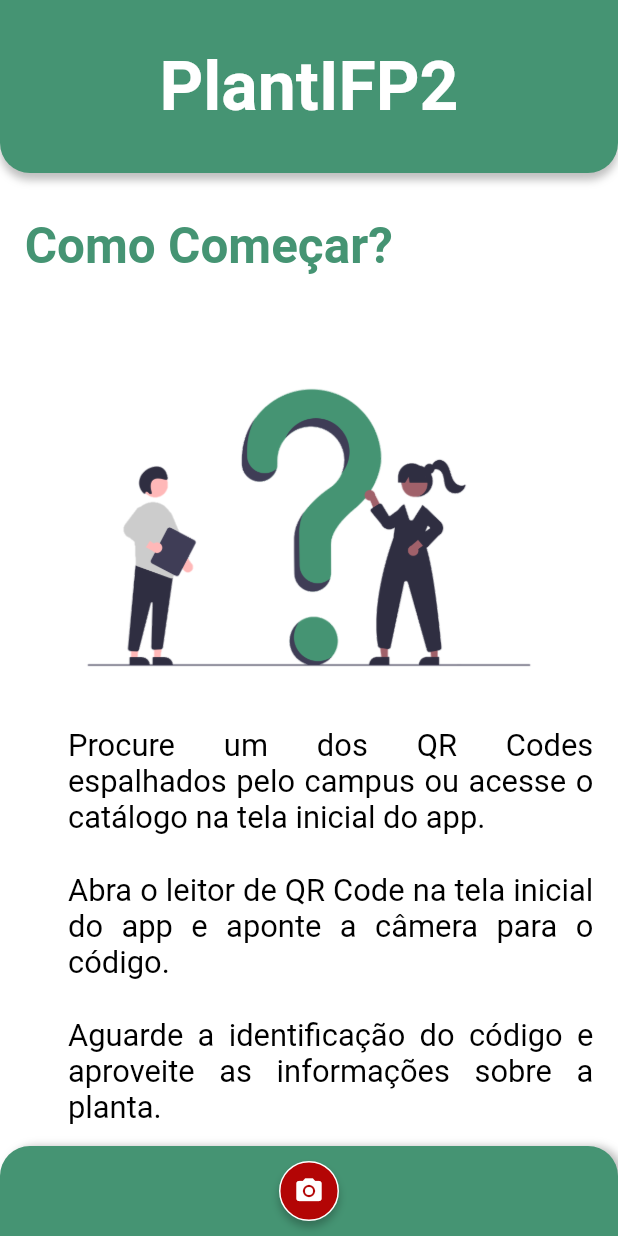
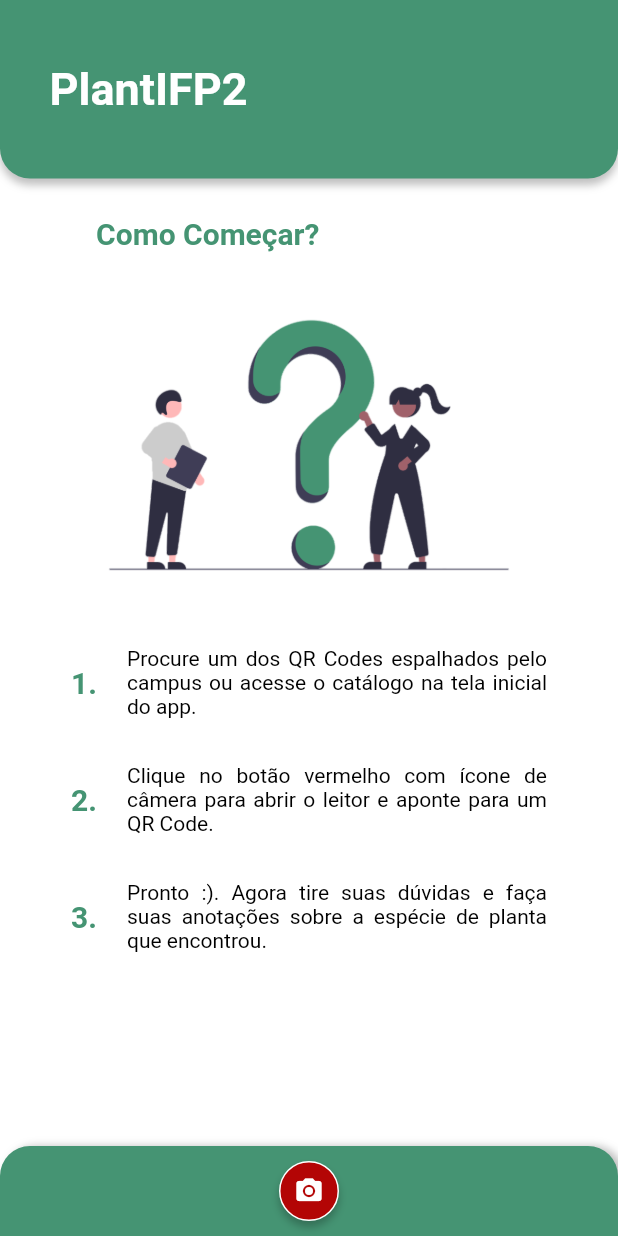
Before and after one commit to AbdeIF/PlantIFP2, a Flutter app: the TelaTutorial screen opened directly, on a phone screen of 412 x 824 dp. Run offline on Flutter 3.47's test engine with Material 2 defaults, Android fonts, the phone set to English and light mode, and no system bars; missing offline and left inert: flutter_barcode_scanner.

Commit message:
Revert "ajustando a responsividade da T tutorial"

```diff
--- a/lib/TelaTutorial.dart
+++ b/lib/TelaTutorial.dart
@@ -21,7 +21,7 @@ class TelaTutorial extends StatelessWidget {
 
             child: Container(
               width: screenWidth,
-              height: 0.14 * screenHeight,
+              height: 119,
               decoration: BoxDecoration(
                 color: Color(0xFF459473),
                 borderRadius: BorderRadius.only(
@@ -36,31 +36,36 @@ class TelaTutorial extends StatelessWidget {
                   ),
                 ],
               ),
-              child: Center(
+            ),
+          ),
+          Positioned(
+            top: 42,
+            left: 33,
             child: Text(
               'PlantIFP2',
               style: TextStyle(
-                    fontSize: 0.055 * screenHeight,
+                fontSize: 30,
                 fontWeight: FontWeight.bold,
                 color: Colors.white,
               ),
             ),
           ),
-            ),
-          ),
           Positioned(
-            top: 0.16 * screenHeight,
+            // Conteúdo principal
+
+            top: 129,
             left: 0,
             right: 0,
             bottom: 0,
-            child: ListView(
-              padding: EdgeInsets.symmetric(horizontal: 0.04 * screenWidth),
+            child: Column(
               children: [
-                SizedBox(height: 0.015 * screenHeight),
-                Text(
+                Container(
+                  margin: const EdgeInsets.only(
+                      left: 0, top: 15, right: 135, bottom: 0),
+                  child: Text(
                     'Como Começar?',
-                  style: TextStyle(
-                    fontSize: 0.04 * screenHeight,
+                    style: const TextStyle(
+                      fontSize: 20,
                       fontWeight: FontWeight.bold,
                       color: Color(0xFF459473),
                     ),
@@ -68,27 +73,32 @@ class TelaTutorial extends StatelessWidget {
                     overflow: TextOverflow.ellipsis,
                     textAlign: TextAlign.left,
                   ),
-                SizedBox(height: 0.03 * screenHeight),
+                ),
                 Container(
-                  decoration: BoxDecoration(
+                  child: Container(
+                    margin: const EdgeInsets.only(left: 35, right: 35),
+                    decoration: const BoxDecoration(
                       borderRadius: BorderRadius.all(Radius.circular(20)),
                     ),
                     child: Image.asset(
                       'images/help.png',
-                    width: 0.8 * screenWidth,
+                      width: 400,
                       fit: BoxFit.cover,
                     ),
                   ),
-                SizedBox(height: 0.016 * screenHeight),
-                Row(
-                  mainAxisAlignment: MainAxisAlignment.start,
+                ),
+                SizedBox(height: 16),
+                Container(
+                  margin: const EdgeInsets.only(top: 10, left: 35, right: 35),
+                  child: Row(
+                    mainAxisAlignment: MainAxisAlignment.spaceEvenly,
                     children: [
                       Container(
-                      width: 0.05 * screenWidth,
+                        width: 25,
                         child: Text(
                           '1.',
-                        style: TextStyle(
-                          fontSize: 0.04 * screenHeight,
+                          style: const TextStyle(
+                            fontSize: 20,
                             fontWeight: FontWeight.bold,
                             color: Color(0xFF459473),
                           ),
@@ -96,12 +106,12 @@ class TelaTutorial extends StatelessWidget {
                           overflow: TextOverflow.ellipsis,
                         ),
                       ),
-                    SizedBox(width: 0.02 * screenWidth),
-                    Expanded(
+                      Container(
+                        width: 280,
                         child: Text(
                           'Procure um dos QR Codes espalhados pelo campus ou acesse o catálogo na tela inicial do app.',
-                        style: TextStyle(
-                          fontSize: 0.025 * screenHeight,
+                          style: const TextStyle(
+                            fontSize: 14,
                             fontWeight: FontWeight.normal,
                             color: Colors.black,
                           ),
@@ -109,19 +119,21 @@ class TelaTutorial extends StatelessWidget {
                           overflow: TextOverflow.ellipsis,
                           textAlign: TextAlign.justify,
                         ),
-                    ),
+                      )
                     ],
                   ),
-                SizedBox(height: 0.03 * screenHeight),
-                Row(
-                  mainAxisAlignment: MainAxisAlignment.start,
+                ),
+                Container(
+                  margin: const EdgeInsets.only(top: 30, left: 35, right: 35),
+                  child: Row(
+                    mainAxisAlignment: MainAxisAlignment.spaceEvenly,
                     children: [
                       Container(
-                      width: 0.05 * screenWidth,
+                        width: 25,
                         child: Text(
                           '2.',
-                        style: TextStyle(
-                          fontSize: 0.04 * screenHeight,
+                          style: const TextStyle(
+                            fontSize: 20,
                             fontWeight: FontWeight.bold,
                             color: Color(0xFF459473),
                           ),
@@ -129,12 +141,12 @@ class TelaTutorial extends StatelessWidget {
                           overflow: TextOverflow.ellipsis,
                         ),
                       ),
-                    SizedBox(width: 0.02 * screenWidth),
-                    Expanded(
+                      Container(
+                        width: 280,
                         child: Text(
-                        'Abra o leitor de QR Code na tela inicial do app e aponte a câmera para o código.',
-                        style: TextStyle(
-                          fontSize: 0.025 * screenHeight,
+                          'Clique no botão vermelho com ícone de câmera para abrir o leitor e aponte para um QR Code.',
+                          style: const TextStyle(
+                            fontSize: 14,
                             fontWeight: FontWeight.normal,
                             color: Colors.black,
                           ),
@@ -142,19 +154,21 @@ class TelaTutorial extends StatelessWidget {
                           overflow: TextOverflow.ellipsis,
                           textAlign: TextAlign.justify,
                         ),
-                    ),
+                      )
                     ],
                   ),
-                SizedBox(height: 0.03 * screenHeight),
-                Row(
-                  mainAxisAlignment: MainAxisAlignment.start,
+                ),
+                Container(
+                  margin: const EdgeInsets.only(top: 30, left: 35, right: 35),
+                  child: Row(
+                    mainAxisAlignment: MainAxisAlignment.spaceEvenly,
                     children: [
                       Container(
-                      width: 0.05 * screenWidth,
+                        width: 25,
                         child: Text(
                           '3.',
-                        style: TextStyle(
-                          fontSize: 0.04 * screenHeight,
+                          style: const TextStyle(
+                            fontSize: 20,
                             fontWeight: FontWeight.bold,
                             color: Color(0xFF459473),
                           ),
@@ -162,12 +176,12 @@ class TelaTutorial extends StatelessWidget {
                           overflow: TextOverflow.ellipsis,
                         ),
                       ),
-                    SizedBox(width: 0.02 * screenWidth),
-                    Expanded(
+                      Container(
+                        width: 280,
                         child: Text(
-                        'Aguarde a identificação do código e aproveite as informações sobre a planta.',
-                        style: TextStyle(
-                          fontSize: 0.025 * screenHeight,
+                          'Pronto :). Agora tire suas dúvidas e faça suas anotações sobre a espécie de planta que encontrou.',
+                          style: const TextStyle(
+                            fontSize: 14,
                             fontWeight: FontWeight.normal,
                             color: Colors.black,
                           ),
@@ -175,43 +189,10 @@ class TelaTutorial extends StatelessWidget {
                           overflow: TextOverflow.ellipsis,
                           textAlign: TextAlign.justify,
                         ),
-                    ),
+                      )
                     ],
                   ),
-                SizedBox(height: 0.03 * screenHeight),
-                Row(
-                  mainAxisAlignment: MainAxisAlignment.start,
-                  children: [
-                    Container(
-                      width: 0.05 * screenWidth,
-                      child: Text(
-                        '4.',
-                        style: TextStyle(
-                          fontSize: 0.04 * screenHeight,
-                          fontWeight: FontWeight.bold,
-                          color: Color(0xFF459473),
                 ),
-                        maxLines: 1,
-                        overflow: TextOverflow.ellipsis,
-                      ),
-                    ),
-                    SizedBox(width: 0.02 * screenWidth),
-                    Expanded(
-                      child: Text(
-                        'Aproveite a experiência e descubra mais sobre a natureza ao seu redor!',
-                        style: TextStyle(
-                          fontSize: 0.025 * screenHeight,
-                          fontWeight: FontWeight.normal,
-                          color: Colors.black,
-                        ),
-                        maxLines: 5,
-                        overflow: TextOverflow.ellipsis,
-                        textAlign: TextAlign.justify,
-                      ),
-                    ),
-                  ],
-                ),
-                SizedBox(height: 0.03 * screenHeight),
               ],
             ),
           ),
@@ -279,9 +260,3 @@ class TelaTutorial extends StatelessWidget {
     );
   }
 }
-
-void main() {
-  runApp(MaterialApp(
-    home: TelaTutorial(),
-  ));
-}
```
Also changed, not shown: 1 other file. Lines whose indentation alone changed are shown as unchanged.
